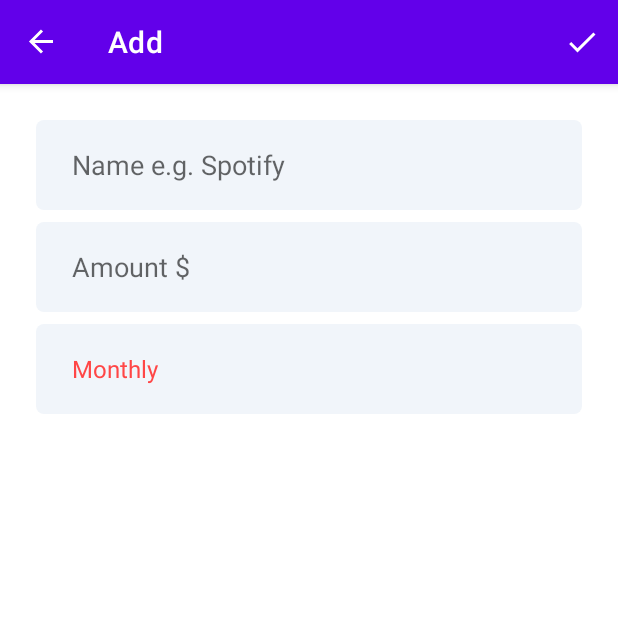
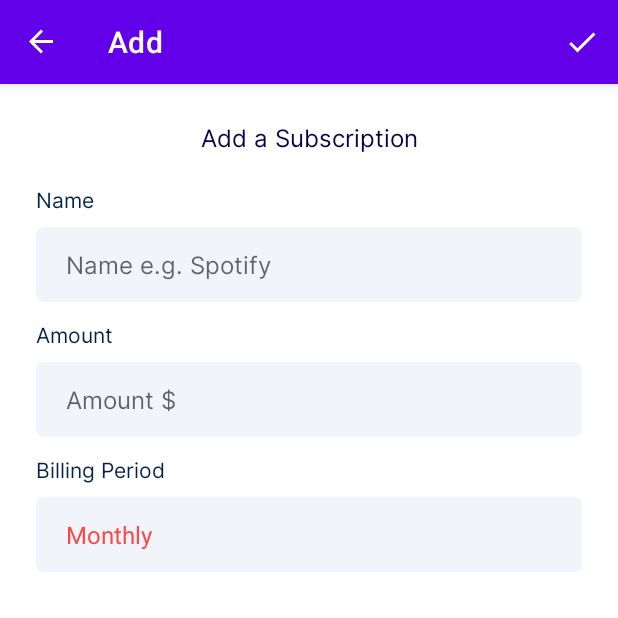
Before and after one commit to boonsuen/recurr, an Android app: the AddFragment screen opened through its navigation route, on a phone screen of 412 x 824 dp, the top half of it. Run offline under Robolectric (Android 15) with nearby library versions, the phone set to English and light mode, and no system bars; our stand-ins replace Room's generated code, navigation-ui; 3 statements that could not run were skipped.

Commit message:
feat: change font and add labels for add and update fragments

```diff
--- a/app/build.gradle
+++ b/app/build.gradle
@@ -75,7 +75,4 @@ dependencies {
     // DataBinding
     kapt "com.android.databinding:compiler:3.2.0-alpha10"
     kapt "androidx.databinding:databinding-common:4.1.2"
-
-    // RecyclerView Animator
-    implementation 'jp.wasabeef:recyclerview-animators:3.0.0'
 }
--- a/app/src/main/java/com/boonsuen/recurr/fragments/SharedViewModel.kt
+++ b/app/src/main/java/com/boonsuen/recurr/fragments/SharedViewModel.kt
@@ -42,9 +42,7 @@ class SharedViewModel(application: Application): AndroidViewModel(application) {
         }
 
     fun verifyDataFromUser(name: String, amount: String): Boolean {
-        return if (TextUtils.isEmpty(name) || TextUtils.isEmpty(amount)) {
-            false
-        } else !(name.isEmpty() || amount.isEmpty())
+        return !(TextUtils.isEmpty(name) || TextUtils.isEmpty(amount))
     }
 
     fun parseBillingPeriod(billingPeriod: String): BillingPeriod {
--- a/app/src/main/java/com/boonsuen/recurr/fragments/add/AddFragment.kt
+++ b/app/src/main/java/com/boonsuen/recurr/fragments/add/AddFragment.kt
@@ -50,7 +50,7 @@ class AddFragment : Fragment() {
     }
 
     private fun insertDataToDb() {
-        val mName = binding.nameEt.text.toString()
+        val mName = binding.nameEt.text.toString().trim()
         val mAmount = binding.amountEt.text.toString()
         val mBillingPeriod = binding.billingPeriodSpinner.selectedItem.toString()
 
--- a/app/src/main/java/com/boonsuen/recurr/fragments/update/UpdateFragment.kt
+++ b/app/src/main/java/com/boonsuen/recurr/fragments/update/UpdateFragment.kt
@@ -59,7 +59,7 @@ class UpdateFragment : Fragment() {
     }
 
     private fun updateItem() {
-        val name = binding.currentNameEt.text.toString()
+        val name = binding.currentNameEt.text.toString().trim()
         val amount = binding.currentAmountEt.text.toString()
         val getBillingPeriod = binding.currentBillingPeriodSpinner.selectedItem.toString()
 
--- a/app/src/main/res/layout/fragment_add.xml
+++ b/app/src/main/res/layout/fragment_add.xml
@@ -7,47 +7,103 @@
     android:padding="24dp"
     tools:context=".fragments.add.AddFragment">
 
-    <EditText
-        android:id="@+id/name_et"
-        android:layout_width="0dp"
-        android:layout_height="60dp"
-        android:ems="10"
-        android:inputType="textPersonName"
-        android:hint="@string/name"
-        android:background="@drawable/custom_input"
-        android:paddingStart="24dp"
-        android:paddingEnd="24dp"
+    <TextView
+        android:id="@+id/add_title_tv"
+        android:fontFamily="@font/inter_regular"
+        android:textColor="#060048"
+        android:layout_width="wrap_content"
+        android:layout_height="wrap_content"
+        android:text="Add a Subscription"
+        android:textSize="16sp"
         app:layout_constraintEnd_toEndOf="parent"
-        app:layout_constraintHorizontal_bias="0.497"
         app:layout_constraintStart_toStartOf="parent"
         app:layout_constraintTop_toTopOf="parent" />
 
+    <TextView
+        android:id="@+id/label_name_tv"
+        android:fontFamily="@font/inter_regular"
+        android:layout_width="wrap_content"
+        android:layout_height="wrap_content"
+        android:layout_marginTop="20dp"
+        android:text="Name"
+        android:textColor="#002148"
+        android:textSize="14sp"
+        app:layout_constraintStart_toStartOf="parent"
+        app:layout_constraintTop_toBottomOf="@+id/add_title_tv" />
+
     <EditText
-        android:id="@+id/amount_et"
+        android:id="@+id/name_et"
+        android:fontFamily="@font/inter_regular"
+        android:textSize="16sp"
         android:layout_width="0dp"
-        android:layout_height="60dp"
+        android:layout_height="50dp"
         android:layout_marginTop="8dp"
         android:background="@drawable/custom_input"
-        android:hint="@string/amount"
         android:ems="10"
-        android:inputType="numberDecimal"
-        android:paddingStart="24dp"
-        android:paddingEnd="24dp"
+        android:hint="@string/name"
+        android:inputType="textPersonName"
+        android:paddingStart="20dp"
+        android:paddingEnd="20dp"
         app:layout_constraintEnd_toEndOf="parent"
+        app:layout_constraintHorizontal_bias="1.0"
+        app:layout_constraintStart_toStartOf="parent"
+        app:layout_constraintTop_toBottomOf="@+id/label_name_tv" />
+
+    <TextView
+        android:id="@+id/label_amount_tv"
+        android:layout_width="wrap_content"
+        android:layout_height="wrap_content"
+        android:layout_marginTop="12dp"
+        android:fontFamily="@font/inter_regular"
+        android:text="Amount"
+        android:textColor="#002148"
+        android:textSize="14sp"
         app:layout_constraintStart_toStartOf="parent"
         app:layout_constraintTop_toBottomOf="@+id/name_et" />
 
-    <Spinner
-        android:id="@+id/billing_period_spinner"
+    <EditText
+        android:id="@+id/amount_et"
+        android:fontFamily="@font/inter_regular"
+        android:textSize="16sp"
         android:layout_width="0dp"
-        android:layout_height="60dp"
+        android:layout_height="50dp"
         android:layout_marginTop="8dp"
-        android:entries="@array/billing_period"
         android:background="@drawable/custom_input"
-        android:paddingStart="16dp"
-        android:paddingEnd="16dp"
+        android:ems="10"
+        android:hint="@string/amount"
+        android:inputType="numberDecimal"
+        android:paddingStart="20dp"
+        android:paddingEnd="20dp"
         app:layout_constraintEnd_toEndOf="parent"
+        app:layout_constraintHorizontal_bias="0.666"
+        app:layout_constraintStart_toStartOf="parent"
+        app:layout_constraintTop_toBottomOf="@+id/label_amount_tv" />
+
+    <TextView
+        android:id="@+id/label_billing_period_tv"
+        android:layout_width="wrap_content"
+        android:layout_height="wrap_content"
+        android:layout_marginTop="12dp"
+        android:fontFamily="@font/inter_regular"
+        android:text="Billing Period"
+        android:textColor="#002148"
+        android:textSize="14sp"
         app:layout_constraintStart_toStartOf="parent"
         app:layout_constraintTop_toBottomOf="@+id/amount_et" />
 
+    <Spinner
+        android:id="@+id/billing_period_spinner"
+        android:fontFamily="@font/inter_regular"
+        android:textSize="16sp"
+        android:layout_width="0dp"
+        android:layout_height="50dp"
+        android:layout_marginTop="8dp"
+        android:background="@drawable/custom_input"
+        android:entries="@array/billing_period"
+        android:paddingStart="12dp"
+        android:paddingEnd="12dp"
+        app:layout_constraintEnd_toEndOf="parent"
+        app:layout_constraintStart_toStartOf="parent"
+        app:layout_constraintTop_toBottomOf="@+id/label_billing_period_tv" />
+
 </androidx.constraintlayout.widget.ConstraintLayout>
--- a/app/src/main/res/values/themes.xml
+++ b/app/src/main/res/values/themes.xml
@@ -8,5 +8,6 @@
         <!-- Status bar color. -->
         <item name="android:statusBarColor" tools:targetApi="l">?attr/colorPrimaryVariant</item>
         <!-- Customize your theme here. -->
+
     </style>
 </resources>
```
Also changed, not shown: app/src/main/res/font/font.xml (added, +23 -0 lines), app/src/main/res/layout/fragment_update.xml (+68 -16 lines), app/src/main/res/font/inter_bold.ttf (added), app/src/main/res/font/inter_light.ttf (added), app/src/main/res/font/inter_medium.ttf (added), app/src/main/res/font/inter_regular.ttf (added), app/src/main/res/font/inter_semibold.ttf (added).
